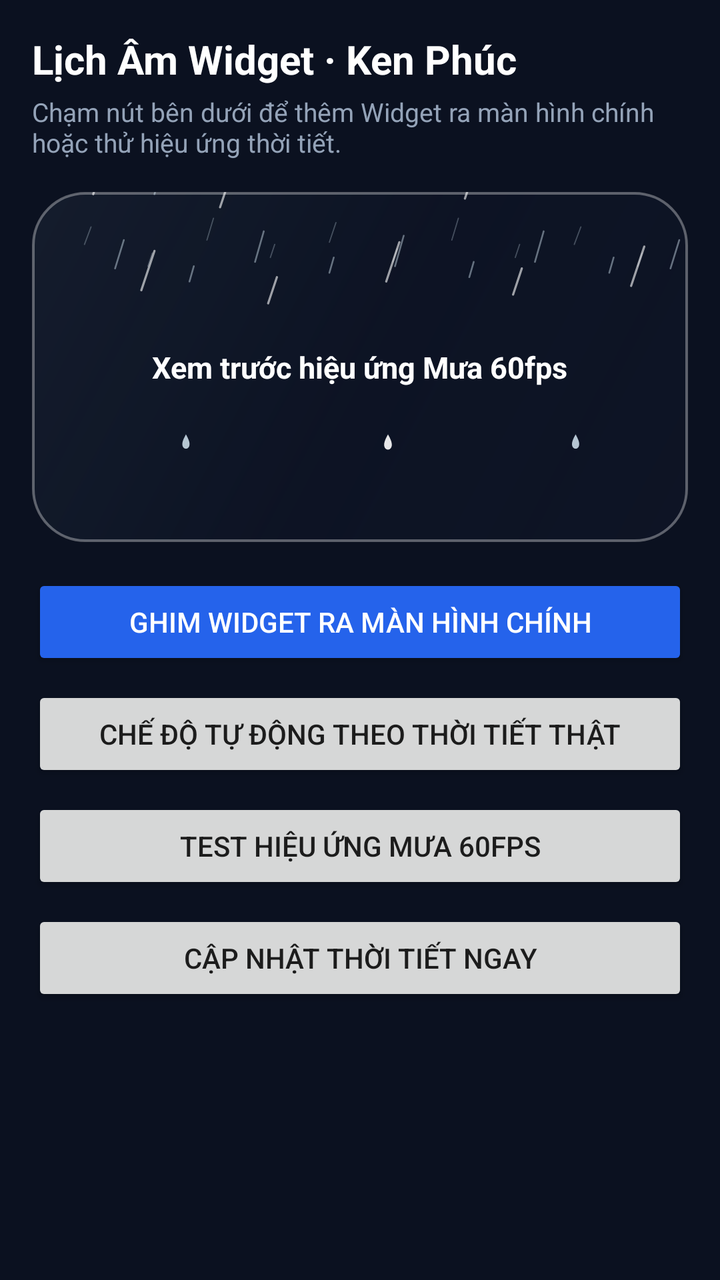
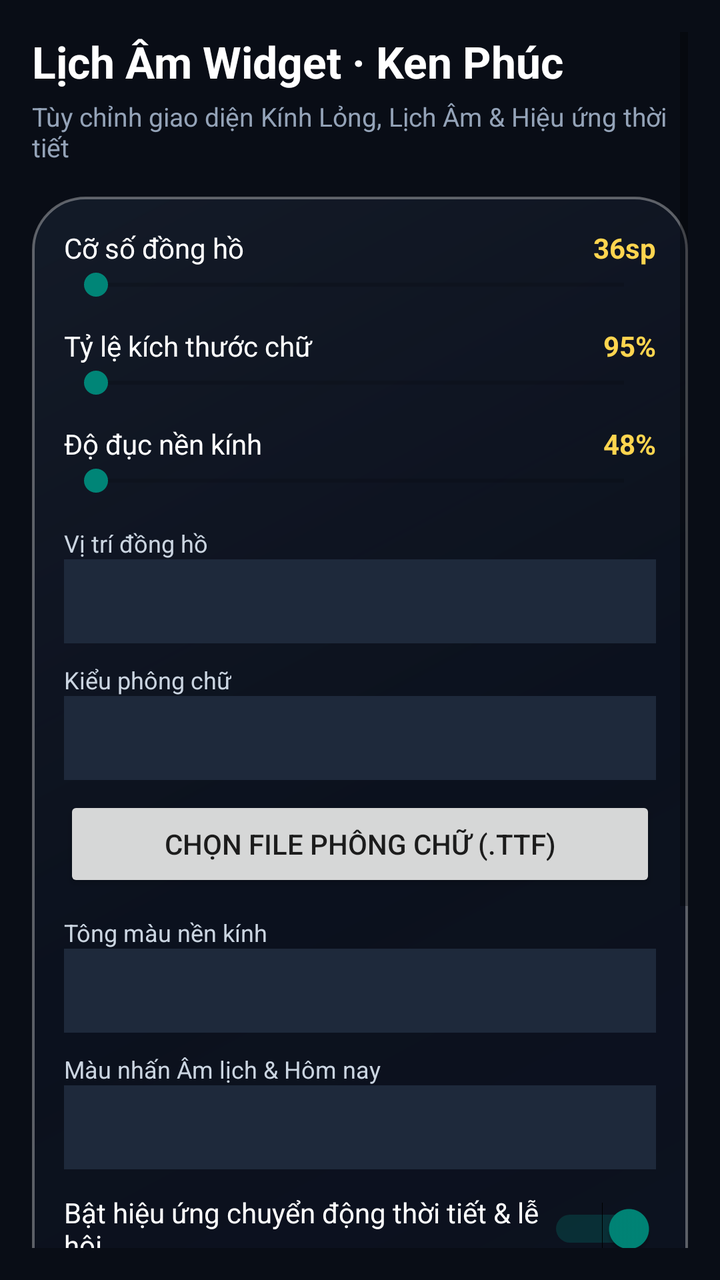

The first picture is an Android layout as it rendered before a commit; the second is the same layout after the commit. The layout source and the unified diff follow.
<!-- AndroidManifest.xml: application theme Theme.AppCompat.DayNight.NoActionBar -->
<!-- res/layout/activity_main.xml -->
<?xml version="1.0" encoding="utf-8"?>
<ScrollView xmlns:android="http://schemas.android.com/apk/res/android"
    android:layout_width="match_parent"
    android:layout_height="match_parent"
    android:background="#0B1120"
    android:padding="16dp">

    <LinearLayout
        android:layout_width="match_parent"
        android:layout_height="wrap_content"
        android:orientation="vertical">

        <TextView
            android:layout_width="wrap_content"
            android:layout_height="wrap_content"
            android:text="Lịch Âm Widget · Ken Phúc"
            android:textColor="#FFFFFF"
            android:textSize="20sp"
            android:textStyle="bold" />

        <TextView
            android:layout_width="wrap_content"
            android:layout_height="wrap_content"
            android:layout_marginTop="4dp"
            android:text="Chạm nút bên dưới để thêm Widget ra màn hình chính hoặc thử hiệu ứng thời tiết."
            android:textColor="#94A3B8"
            android:textSize="13sp" />

        
        <FrameLayout
            android:layout_width="match_parent"
            android:layout_height="175dp"
            android:layout_marginTop="16dp"
            android:background="@drawable/bg_liquid_glass">

            <ProgressBar
                android:id="@+id/preview_rain"
                android:layout_width="match_parent"
                android:layout_height="match_parent"
                android:indeterminate="true"
                android:indeterminateDrawable="@drawable/anim_weather_rain" />

            <TextView
                android:id="@+id/tv_preview_status"
                android:layout_width="wrap_content"
                android:layout_height="wrap_content"
                android:layout_gravity="center"
                android:text="Xem trước hiệu ứng Mưa 60fps"
                android:textColor="#FFFFFF"
                android:textSize="15sp"
                android:textStyle="bold" />
        </FrameLayout>

        <Button
            android:id="@+id/btn_pin_widget"
            android:layout_width="match_parent"
            android:layout_height="wrap_content"
            android:layout_marginTop="16dp"
            android:backgroundTint="#2563EB"
            android:text="Ghim Widget ra Màn hình chính"
            android:textColor="#FFFFFF" />

        <Button
            android:id="@+id/btn_mode_auto"
            android:layout_width="match_parent"
            android:layout_height="wrap_content"
            android:layout_marginTop="8dp"
            android:text="Chế độ Tự động theo Thời tiết thật" />

        <Button
            android:id="@+id/btn_mode_rain"
            android:layout_width="match_parent"
            android:layout_height="wrap_content"
            android:layout_marginTop="8dp"
            android:text="Test Hiệu ứng Mưa 60fps" />

        <Button
            android:id="@+id/btn_sync_weather"
            android:layout_width="match_parent"
            android:layout_height="wrap_content"
            android:layout_marginTop="8dp"
            android:text="Cập nhật Thời tiết ngay" />
    </LinearLayout>
</ScrollView>
<!-- resources referenced by this layout -->
<resources>
  <!-- drawable anim_weather_rain: vector/xml drawable (drawable, 9303 chars, omitted) -->
  <!-- drawable bg_liquid_glass (drawable) -->
  <?xml version="1.0" encoding="utf-8"?>
  <shape xmlns:android="http://schemas.android.com/apk/res/android"
      android:shape="rectangle">
      <corners android:radius="26dp" />
      <gradient
          android:angle="315"
          android:startColor="#731E293B"
          android:centerColor="#590F172A"
          android:endColor="#730F172A"
          android:type="linear" />
      <stroke
          android:width="1.2dp"
          android:color="#55FFFFFF" />
  </shape>
</resources>

<!-- the commit's change to res/layout/activity_main.xml (unified diff, before → after) -->
@@ -2,7 +2,7 @@
 <ScrollView xmlns:android="http://schemas.android.com/apk/res/android"
     android:layout_width="match_parent"
     android:layout_height="match_parent"
-    android:background="#0B1120"
+    android:background="#090D16"
     android:padding="16dp">
 
     <LinearLayout
@@ -15,70 +15,114 @@
             android:layout_height="wrap_content"
             android:text="Lịch Âm Widget · Ken Phúc"
             android:textColor="#FFFFFF"
-            android:textSize="20sp"
+            android:textSize="22sp"
             android:textStyle="bold" />
 
         <TextView
             android:layout_width="wrap_content"
             android:layout_height="wrap_content"
             android:layout_marginTop="4dp"
-            android:text="Chạm nút bên dưới để thêm Widget ra màn hình chính hoặc thử hiệu ứng thời tiết."
+            android:layout_marginBottom="16dp"
+            android:text="Tùy chỉnh giao diện Kính Lỏng, Lịch Âm &amp; Hiệu ứng thời tiết"
             android:textColor="#94A3B8"
             android:textSize="13sp" />
 
-        
-        <FrameLayout
+        <LinearLayout
             android:layout_width="match_parent"
-            android:layout_height="175dp"
-            android:layout_marginTop="16dp"
-            android:background="@drawable/bg_liquid_glass">
+            android:layout_height="wrap_content"
+            android:background="@drawable/bg_liquid_glass"
+            android:orientation="vertical"
+            android:padding="16dp">
 
-            <ProgressBar
-                android:id="@+id/preview_rain"
+            
+            <LinearLayout
                 android:layout_width="match_parent"
-                android:layout_height="match_parent"
-                android:indeterminate="true"
-                android:indeterminateDrawable="@drawable/anim_weather_rain" />
+                android:layout_height="wrap_content"
+                android:orientation="horizontal">
+                <TextView android:layout_width="0dp" android:layout_height="wrap_content" android:layout_weight="1" android:text="Cỡ số đồng hồ" android:textColor="#FFFFFF" />
+                <TextView android:id="@+id/tv_clock_size_val" android:layout_width="wrap_content" android:layout_height="wrap_content" android:text="36sp" android:textColor="#FFD54F" android:textStyle="bold" />
+            </LinearLayout>
+            <SeekBar android:id="@+id/sb_clock_size" android:layout_width="match_parent" android:layout_height="wrap_content" android:layout_marginBottom="12dp" android:max="36" />
 
-            <TextView
-                android:id="@+id/tv_preview_status"
-                android:layout_width="wrap_content"
+            
+            <LinearLayout
+                android:layout_width="match_parent"
                 android:layout_height="wrap_content"
-                android:layout_gravity="center"
-                android:text="Xem trước hiệu ứng Mưa 60fps"
-                android:textColor="#FFFFFF"
-                android:textSize="15sp"
-                android:textStyle="bold" />
-        </FrameLayout>
+                android:orientation="horizontal">
+                <TextView android:layout_width="0dp" android:layout_height="wrap_content" android:layout_weight="1" android:text="Tỷ lệ kích thước chữ" android:textColor="#FFFFFF" />
+                <TextView android:id="@+id/tv_text_scale_val" android:layout_width="wrap_content" android:layout_height="wrap_content" android:text="95%" android:textColor="#FFD54F" android:textStyle="bold" />
+            </LinearLayout>
+            <SeekBar android:id="@+id/sb_text_scale" android:layout_width="match_parent" android:layout_height="wrap_content" android:layout_marginBottom="12dp" android:max="60" />
+
+            
+            <LinearLayout
+                android:layout_width="match_parent"
+                android:layout_height="wrap_content"
+                android:orientation="horizontal">
+                <TextView android:layout_width="0dp" android:layout_height="wrap_content" android:layout_weight="1" android:text="Độ đục nền kính" android:textColor="#FFFFFF" />
+                <TextView android:id="@+id/tv_bg_alpha_val" android:layout_width="wrap_content" android:layout_height="wrap_content" android:text="48%" android:textColor="#FFD54F" android:textStyle="bold" />
+            </LinearLayout>
+            <SeekBar android:id="@+id/sb_bg_alpha" android:layout_width="match_parent" android:layout_height="wrap_content" android:layout_marginBottom="14dp" android:max="100" />
+
+            
+            <TextView android:layout_width="wrap_content" android:layout_height="wrap_content" android:text="Vị trí đồng hồ" android:textColor="#CBD5E1" android:textSize="12sp" />
+            <Spinner android:id="@+id/sp_layout_mode" android:layout_width="match_parent" android:layout_height="42dp" android:layout_marginBottom="10dp" android:background="#1E293B" />
+
+            
+            <TextView android:layout_width="wrap_content" android:layout_height="wrap_content" android:text="Kiểu phông chữ" android:textColor="#CBD5E1" android:textSize="12sp" />
+            <Spinner android:id="@+id/sp_font_type" android:layout_width="match_parent" android:layout_height="42dp" android:layout_marginBottom="8dp" android:background="#1E293B" />
+
+            <Button
+                android:id="@+id/btn_pick_font"
+                android:layout_width="match_parent"
+                android:layout_height="wrap_content"
+                android:layout_marginBottom="12dp"
+                android:text="Chọn file phông chữ (.ttf)" />
+
+            
+            <TextView android:layout_width="wrap_content" android:layout_height="wrap_content" android:text="Tông màu nền kính" android:textColor="#CBD5E1" android:textSize="12sp" />
+            <Spinner android:id="@+id/sp_bg_color" android:layout_width="match_parent" android:layout_height="42dp" android:layout_marginBottom="10dp" android:background="#1E293B" />
+
+            
+            <TextView android:layout_width="wrap_content" android:layout_height="wrap_content" android:text="Màu nhấn Âm lịch &amp; Hôm nay" android:textColor="#CBD5E1" android:textSize="12sp" />
+            <Spinner android:id="@+id/sp_accent_color" android:layout_width="match_parent" android:layout_height="42dp" android:layout_marginBottom="12dp" android:background="#1E293B" />
+
+            
+            <Switch
+                android:id="@+id/sw_enable_effects"
+                android:layout_width="match_parent"
+                android:layout_height="wrap_content"
+                android:layout_marginBottom="10dp"
+                android:checked="true"
+                android:text="Bật hiệu ứng chuyển động thời tiết &amp; lễ hội"
+                android:textColor="#FFFFFF" />
+
+            
+            <TextView android:layout_width="wrap_content" android:layout_height="wrap_content" android:text="Chế độ hiệu ứng" android:textColor="#CBD5E1" android:textSize="12sp" />
+            <Spinner android:id="@+id/sp_test_effect" android:layout_width="match_parent" android:layout_height="42dp" android:background="#1E293B" />
+        </LinearLayout>
+
+        <Button
+            android:id="@+id/btn_sync_weather"
+            android:layout_width="match_parent"
+            android:layout_height="wrap_content"
+            android:layout_marginTop="14dp"
+            android:text="Đồng bộ thời tiết ngay" />
 
         <Button
             android:id="@+id/btn_pin_widget"
             android:layout_width="match_parent"
             android:layout_height="wrap_content"
-            android:layout_marginTop="16dp"
-            android:backgroundTint="#2563EB"
-            android:text="Ghim Widget ra Màn hình chính"
-            android:textColor="#FFFFFF" />
+            android:layout_marginTop="8dp"
+            android:text="Ghim Widget ra màn hình chính" />
 
         <Button
-            android:id="@+id/btn_mode_auto"
+            android:id="@+id/btn_apply"
             android:layout_width="match_parent"
             android:layout_height="wrap_content"
             android:layout_marginTop="8dp"
-            android:text="Chế độ Tự động theo Thời tiết thật" />
-
-        <Button
-            android:id="@+id/btn_mode_rain"
-            android:layout_width="match_parent"
-            android:layout_height="wrap_content"
-            android:layout_marginTop="8dp"
-            android:text="Test Hiệu ứng Mưa 60fps" />
-
-        <Button
-            android:id="@+id/btn_sync_weather"
-            android:layout_width="match_parent"
-            android:layout_height="wrap_content"
-            android:layout_marginTop="8dp"
-            android:text="Cập nhật Thời tiết ngay" />
+            android:backgroundTint="#2563EB"
+            android:text="Lưu &amp; Cập nhật Widget"
+            android:textColor="#FFFFFF" />
     </LinearLayout>
 </ScrollView>
<!-- resource entries referenced after the edit -->
@@ -1,6 +1,5 @@
 <!-- resources referenced by this layout -->
 <resources>
-  <!-- drawable anim_weather_rain: vector/xml drawable (drawable, 9303 chars, omitted) -->
   <!-- drawable bg_liquid_glass (drawable) -->
   <?xml version="1.0" encoding="utf-8"?>
   <shape xmlns:android="http://schemas.android.com/apk/res/android"
